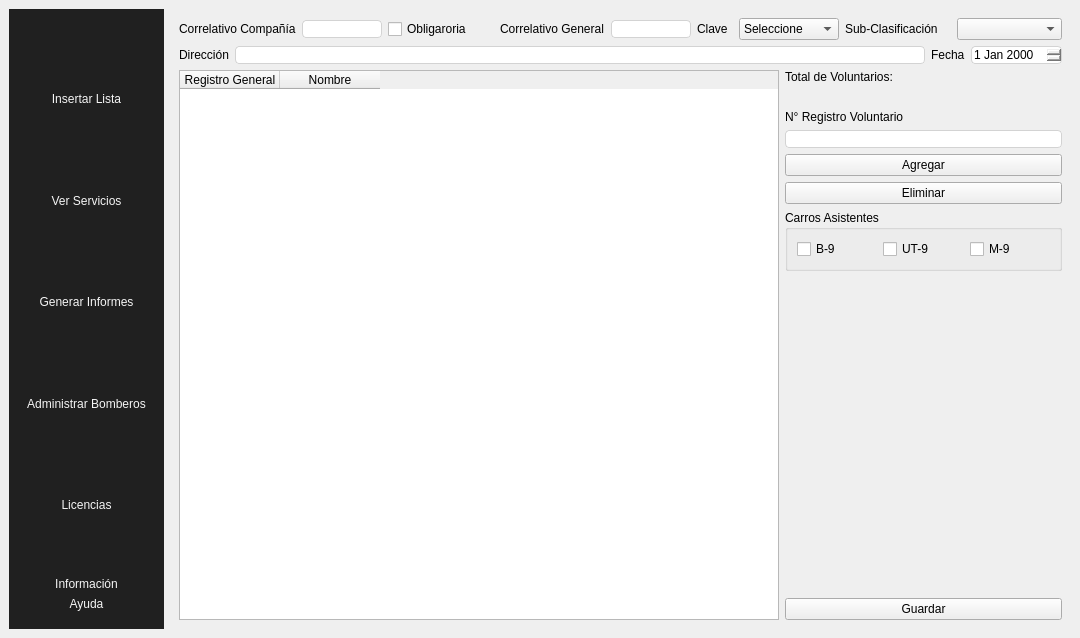
Patejuei/Sistema-Estadistica, file resources/interface.ui: the form before one commit.
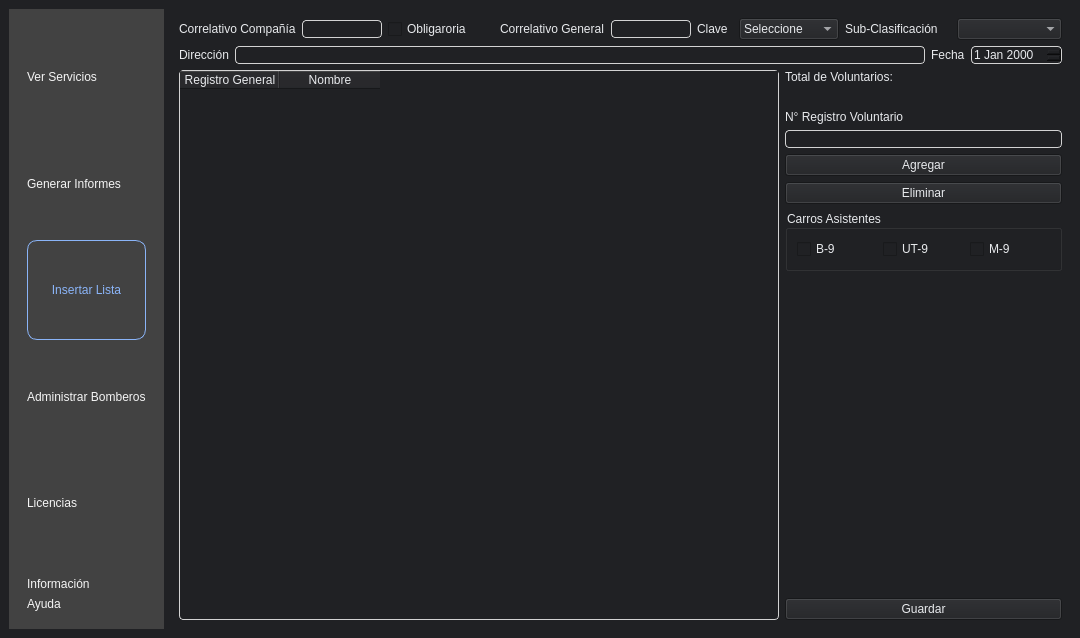
The form after the commit. The open tabs and pages were chosen to show the change. Icons and pictures are not drawn.

Diff of the .ui file:
```diff
--- a/resources/interface.ui
+++ b/resources/interface.ui
@@ -29,39 +29,64 @@
    <iconset resource="Recursos.qrc">
     <normaloff>:/Logos/CbpaLogo.ico</normaloff>:/Logos/CbpaLogo.ico</iconset>
   </property>
+  <property name="styleSheet">
+   <string notr="true">QWidget{
+	background-color: #202124;
+	color: #e8eaed;
+	font-family: &quot;Roboto Medium&quot;;
+}
+
+#SideBar, #actionMenu, #infoMenu{
+	background-color: #424242;
+}
+
+QPushButton{
+	cursor: pointer;
+}</string>
+  </property>
   <property name="animated">
    <bool>true</bool>
   </property>
   <widget class="QWidget" name="centralwidget">
    <property name="styleSheet">
-    <string notr="true">#SideBar{
-background-color: #202020;
-color: #f5f5f5
-}
-#SideBar QPushButton{
+    <string notr="true">#SideBar QPushButton{
 background-color: transparent;
 color: #f5f5f5;
 border: none;
+border-radius: 10%;
+transition: all .5s;
+text-align: left;
+padding: 0.5em;
 }
 #SideBar QPushButton:hover{
 background-color: #5E90F2;
 color: #202020;
 }
-QLineEdit, QTableEdit, QDateEdit{
+QLineEdit, QTableWidget, QDateEdit{
 border-radius: 4px;
 border: 0.5px solid lightgrey;
 }
-</string>
+
+QTableWidget Header{
+	color: #4a4a4a;
+}
+#SideBar #btnInsertList{
+	text-align: center;
+	border-width: 1px;
+	border-style: solid;
+	border-radius: 2em;
+	border-color: #8ab4f8;
+	color: #8ab4f8;
+}
+
+#SideBar #btnInsertList:hover{
+	background-color: rgba(138,180,248,.1);
+}</string>
    </property>
    <layout class="QHBoxLayout" name="horizontalLayout">
     <item>
      <widget class="QWidget" name="SideBar" native="true">
       <layout class="QVBoxLayout" name="verticalLayout_3">
-       <item alignment="Qt::AlignTop">
-        <widget class="QWidget" name="opnMenu" native="true">
-         <layout class="QVBoxLayout" name="verticalLayout_4"/>
-        </widget>
-       </item>
        <item>
         <widget class="QWidget" name="actionMenu" native="true">
          <property name="sizePolicy">
@@ -72,31 +97,11 @@
          </property>
          <property name="font">
           <font>
-           <family>Inter</family>
+           <family>Roboto Medium</family>
            <bold>true</bold>
           </font>
          </property>
          <layout class="QVBoxLayout" name="verticalLayout">
-          <item>
-           <widget class="QPushButton" name="btnInsertList">
-            <property name="sizePolicy">
-             <sizepolicy hsizetype="Minimum" vsizetype="MinimumExpanding">
-              <horstretch>0</horstretch>
-              <verstretch>0</verstretch>
-             </sizepolicy>
-            </property>
-            <property name="cursor">
-             <cursorShape>PointingHandCursor</cursorShape>
-            </property>
-            <property name="text">
-             <string>Insertar Lista</string>
-            </property>
-            <property name="icon">
-             <iconset resource="Recursos.qrc">
-              <normaloff>:/Icons/Icons/file-plus.svg</normaloff>:/Icons/Icons/file-plus.svg</iconset>
-            </property>
-           </widget>
-          </item>
           <item>
            <widget class="QPushButton" name="btnViewList">
             <property name="sizePolicy">
@@ -137,6 +142,32 @@
             </property>
            </widget>
           </item>
+          <item>
+           <widget class="QPushButton" name="btnInsertList">
+            <property name="sizePolicy">
+             <sizepolicy hsizetype="Minimum" vsizetype="MinimumExpanding">
+              <horstretch>0</horstretch>
+              <verstretch>0</verstretch>
+             </sizepolicy>
+            </property>
+            <property name="minimumSize">
+             <size>
+              <width>0</width>
+              <height>0</height>
+             </size>
+            </property>
+            <property name="cursor">
+             <cursorShape>PointingHandCursor</cursorShape>
+            </property>
+            <property name="text">
+             <string>Insertar Lista</string>
+            </property>
+            <property name="icon">
+             <iconset resource="Recursos.qrc">
+              <normaloff>:/Icons/Icons/file-plus.svg</normaloff>:/Icons/Icons/file-plus.svg</iconset>
+            </property>
+           </widget>
+          </item>
           <item>
            <widget class="QPushButton" name="btnAdminVols">
             <property name="sizePolicy">
@@ -213,6 +244,12 @@
     </item>
     <item>
      <widget class="QStackedWidget" name="contentField">
+      <property name="styleSheet">
+       <string notr="true">Qwidget QPushButton{
+	cursor: pointer;
+	
+}</string>
+      </property>
       <property name="currentIndex">
        <number>2</number>
       </property>
@@ -447,6 +484,12 @@
               <height>0</height>
              </size>
             </property>
+            <property name="autoFillBackground">
+             <bool>false</bool>
+            </property>
+            <property name="styleSheet">
+             <string notr="true"/>
+            </property>
             <property name="editTriggers">
              <set>QAbstractItemView::NoEditTriggers</set>
             </property>
```
Left out of the diff: 8 changed lines with no effect on the pictures.
